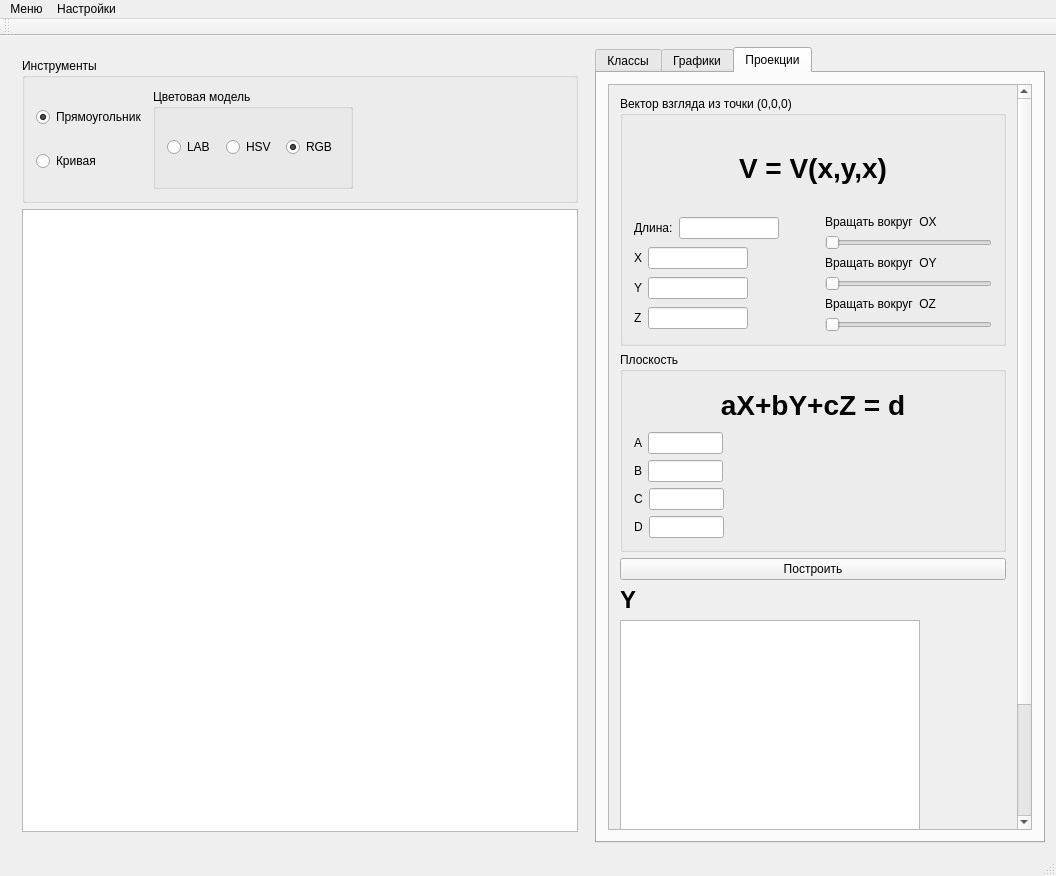
Before: the Qt Designer form SuperBinarization/Forms/mainwindow.ui in relaxesemind/SuperBinarization, drawn with Qt 5.
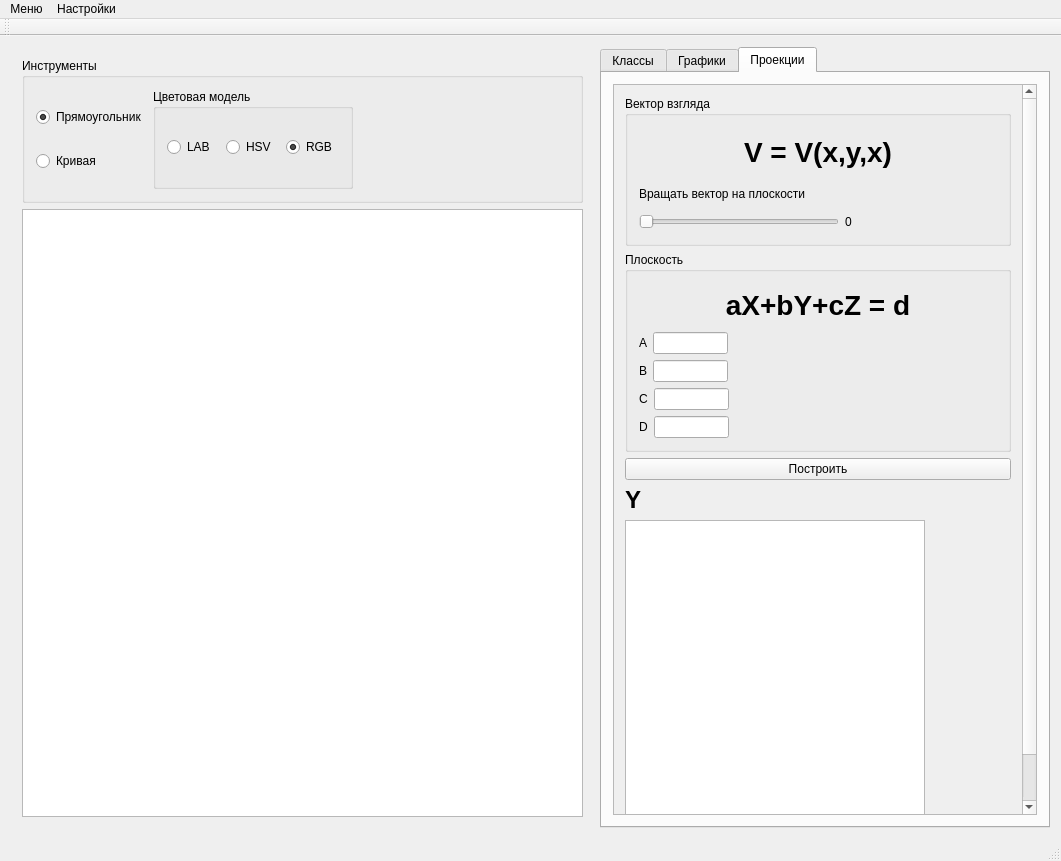
After: the same form once the commit is applied. The open tabs and pages were chosen to show the change. Custom widgets are drawn as their Qt base class.

Commit message: Как вращать вектор

Patch:
```diff
--- a/SuperBinarization/Forms/mainwindow.ui
+++ b/SuperBinarization/Forms/mainwindow.ui
@@ -6,8 +6,8 @@
    <rect>
     <x>0</x>
     <y>0</y>
-    <width>1056</width>
-    <height>876</height>
+    <width>1061</width>
+    <height>861</height>
    </rect>
   </property>
   <property name="minimumSize">
@@ -430,8 +430,8 @@
             <rect>
              <x>0</x>
              <y>0</y>
-             <width>407</width>
-             <height>879</height>
+             <width>402</width>
+             <height>771</height>
             </rect>
            </property>
            <layout class="QVBoxLayout" name="verticalLayout_12">
@@ -440,13 +440,13 @@
               <property name="minimumSize">
                <size>
                 <width>0</width>
-                <height>250</height>
+                <height>150</height>
                </size>
               </property>
               <property name="title">
-               <string>Вектор взгляда из точки (0,0,0)</string>
+               <string>Вектор взгляда</string>
               </property>
-              <layout class="QVBoxLayout" name="verticalLayout_10">
+              <layout class="QVBoxLayout" name="verticalLayout_7">
                <item>
                 <widget class="QLabel" name="label_8">
                  <property name="font">
@@ -465,220 +465,51 @@
                 </widget>
                </item>
                <item>
-                <layout class="QHBoxLayout" name="horizontalLayout_6">
+                <layout class="QVBoxLayout" name="verticalLayout_6">
                  <item>
-                  <layout class="QVBoxLayout" name="verticalLayout_9">
-                   <item>
-                    <layout class="QHBoxLayout" name="horizontalLayout_2">
-                     <item>
-                      <widget class="QLabel" name="label_9">
-                       <property name="text">
-                        <string>Длина:</string>
-                       </property>
-                      </widget>
-                     </item>
-                     <item>
-                      <widget class="QLineEdit" name="lineEdit">
-                       <property name="maximumSize">
-                        <size>
-                         <width>100</width>
-                         <height>16777215</height>
-                        </size>
-                       </property>
-                      </widget>
-                     </item>
-                     <item>
-                      <spacer name="horizontalSpacer_5">
-                       <property name="orientation">
-                        <enum>Qt::Horizontal</enum>
-                       </property>
-                       <property name="sizeHint" stdset="0">
-                        <size>
-                         <width>40</width>
-                         <height>20</height>
-                        </size>
-                       </property>
-                      </spacer>
-                     </item>
-                    </layout>
-                   </item>
-                   <item>
-                    <layout class="QHBoxLayout" name="horizontalLayout_3">
-                     <item>
-                      <widget class="QLabel" name="label_10">
-                       <property name="text">
-                        <string>X</string>
-                       </property>
-                      </widget>
-                     </item>
-                     <item>
-                      <widget class="QLineEdit" name="lineEdit_2">
-                       <property name="maximumSize">
-                        <size>
-                         <width>100</width>
-                         <height>16777215</height>
-                        </size>
-                       </property>
-                      </widget>
-                     </item>
-                     <item>
-                      <spacer name="horizontalSpacer_6">
-                       <property name="orientation">
-                        <enum>Qt::Horizontal</enum>
-                       </property>
-                       <property name="sizeType">
-                        <enum>QSizePolicy::Expanding</enum>
-                       </property>
-                       <property name="sizeHint" stdset="0">
-                        <size>
-                         <width>20</width>
-                         <height>20</height>
-                        </size>
-                       </property>
-                      </spacer>
-                     </item>
-                    </layout>
-                   </item>
-                   <item>
-                    <layout class="QHBoxLayout" name="horizontalLayout_4">
-                     <item>
-                      <widget class="QLabel" name="label_11">
-                       <property name="text">
-                        <string>Y</string>
-                       </property>
-                      </widget>
-                     </item>
-                     <item>
-                      <widget class="QLineEdit" name="lineEdit_3">
-                       <property name="maximumSize">
-                        <size>
-                         <width>100</width>
-                         <height>16777215</height>
-                        </size>
-                       </property>
-                      </widget>
-                     </item>
-                     <item>
-                      <spacer name="horizontalSpacer_7">
-                       <property name="orientation">
-                        <enum>Qt::Horizontal</enum>
-                       </property>
-                       <property name="sizeType">
-                        <enum>QSizePolicy::Expanding</enum>
-                       </property>
-                       <property name="sizeHint" stdset="0">
-                        <size>
-                         <width>20</width>
-                         <height>20</height>
-                        </size>
-                       </property>
-                      </spacer>
-                     </item>
-                    </layout>
-                   </item>
-                   <item>
-                    <layout class="QHBoxLayout" name="horizontalLayout_5">
-                     <item>
-                      <widget class="QLabel" name="label_12">
-                       <property name="text">
-                        <string>Z</string>
-                       </property>
-                      </widget>
-                     </item>
-                     <item>
-                      <widget class="QLineEdit" name="lineEdit_4">
-                       <property name="maximumSize">
-                        <size>
-                         <width>100</width>
-                         <height>16777215</height>
-                        </size>
-                       </property>
-                      </widget>
-                     </item>
-                     <item>
-                      <spacer name="horizontalSpacer_8">
-                       <property name="orientation">
-                        <enum>Qt::Horizontal</enum>
-                       </property>
-                       <property name="sizeType">
-                        <enum>QSizePolicy::Expanding</enum>
-                       </property>
-                       <property name="sizeHint" stdset="0">
-                        <size>
-                         <width>20</width>
-                         <height>20</height>
-                        </size>
-                       </property>
-                      </spacer>
-                     </item>
-                    </layout>
-                   </item>
-                  </layout>
+                  <widget class="QLabel" name="label_9">
+                   <property name="text">
+                    <string>Вращать вектор на плоскости</string>
+                   </property>
+                  </widget>
                  </item>
                  <item>
-                  <layout class="QVBoxLayout" name="verticalLayout_8">
+                  <layout class="QHBoxLayout" name="horizontalLayout_2">
                    <item>
-                    <layout class="QVBoxLayout" name="verticalLayout_6">
-                     <item>
-                      <widget class="QLabel" name="label_13">
-                       <property name="text">
-                        <string>Вращать вокруг  OX</string>
-                       </property>
-                      </widget>
-                     </item>
-                     <item>
-                      <widget class="QSlider" name="horizontalSlider">
-                       <property name="maximum">
-                        <number>359</number>
-                       </property>
-                       <property name="orientation">
-                        <enum>Qt::Horizontal</enum>
-                       </property>
-                      </widget>
-                     </item>
-                    </layout>
+                    <widget class="QSlider" name="horizontalSlider">
+                     <property name="minimumSize">
+                      <size>
+                       <width>200</width>
+                       <height>0</height>
+                      </size>
+                     </property>
+                     <property name="maximum">
+                      <number>359</number>
+                     </property>
+                     <property name="orientation">
+                      <enum>Qt::Horizontal</enum>
+                     </property>
+                    </widget>
                    </item>
                    <item>
-                    <layout class="QVBoxLayout" name="verticalLayout_7">
-                     <item>
-                      <widget class="QLabel" name="label_14">
-                       <property name="text">
-                        <string>Вращать вокруг  OY</string>
-                       </property>
-                      </widget>
-                     </item>
-                     <item>
-                      <widget class="QSlider" name="horizontalSlider_2">
-                       <property name="maximum">
-                        <number>359</number>
-                       </property>
-                       <property name="orientation">
-                        <enum>Qt::Horizontal</enum>
-                       </property>
-                      </widget>
-                     </item>
-                     <item>
-                      <layout class="QVBoxLayout" name="verticalLayout_11">
-                       <item>
-                        <widget class="QLabel" name="label_15">
-                         <property name="text">
-                          <string>Вращать вокруг  OZ</string>
-                         </property>
-                        </widget>
-                       </item>
-                       <item>
-                        <widget class="QSlider" name="horizontalSlider_3">
-                         <property name="maximum">
-                          <number>359</number>
-                         </property>
-                         <property name="orientation">
-                          <enum>Qt::Horizontal</enum>
-                         </property>
-                        </widget>
-                       </item>
-                      </layout>
-                     </item>
-                    </layout>
+                    <widget class="QLabel" name="label_10">
+                     <property name="text">
+                      <string>0</string>
+                     </property>
+                    </widget>
+                   </item>
+                   <item>
+                    <spacer name="horizontalSpacer_5">
+                     <property name="orientation">
+                      <enum>Qt::Horizontal</enum>
+                     </property>
+                     <property name="sizeHint" stdset="0">
+                      <size>
+                       <width>40</width>
+                       <height>20</height>
+                      </size>
+                     </property>
+                    </spacer>
                    </item>
                   </layout>
                  </item>
@@ -934,8 +765,8 @@
     <rect>
      <x>0</x>
      <y>0</y>
-     <width>1056</width>
-     <height>21</height>
+     <width>1061</width>
+     <height>22</height>
     </rect>
    </property>
    <widget class="QMenu" name="menu">
```
Left out of the diff: 6 changed lines with no effect on the pictures. The commit also changes 4 other files.
